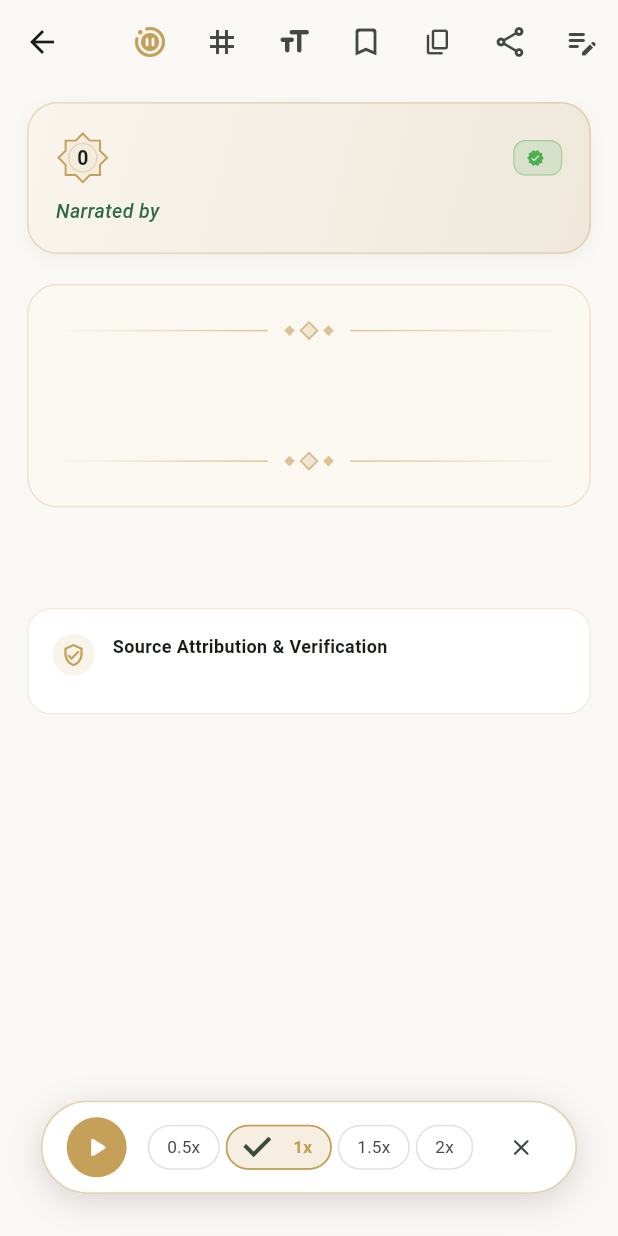
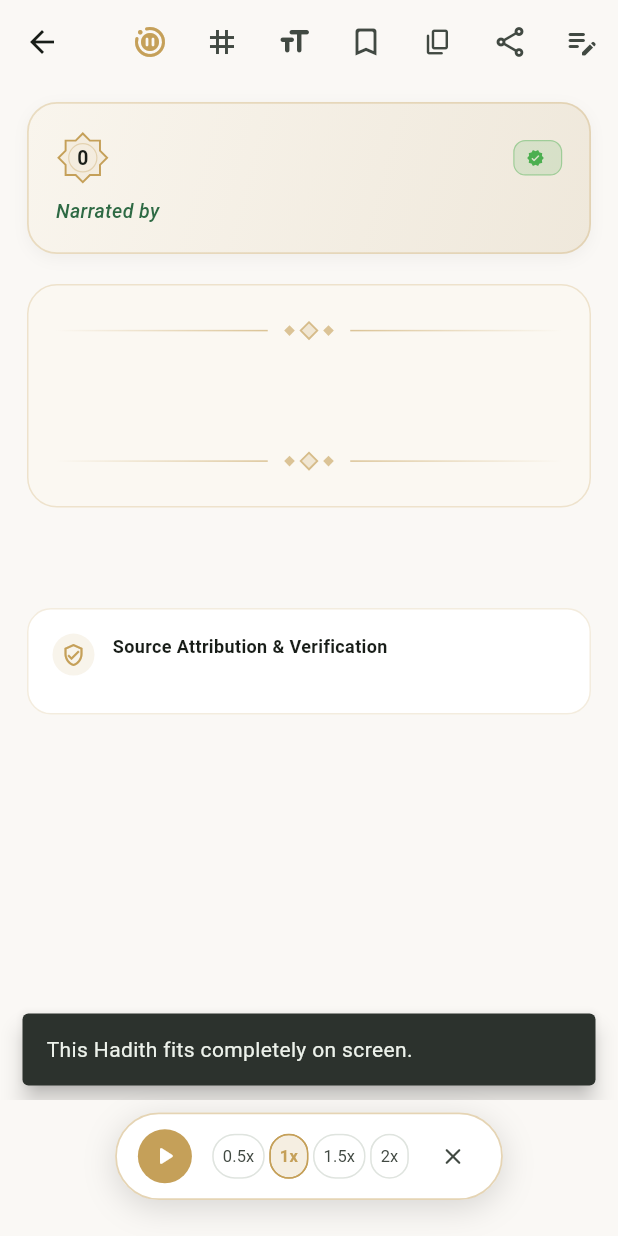
Before and after one commit to daud0x0/bayan, a Flutter app: the HadithReaderView screen opened directly with empty values, after a tap on the "slow motion video" icon, on a phone screen of 412 x 824 dp. Run offline on Flutter 3.47's test engine with Material 3 defaults, Android fonts, the phone set to English and light mode, and no system bars; our stand-ins replace share_plus, shared_preferences, sqflite, sqflite_common_ffi; accounts and stored records are empty; statements that could not run were skipped.

Commit message:
fix(reader): eliminate AutoScrollBar overflow and handle single-page content gracefully

```diff
--- a/lib/core/widgets/auto_scroll_bar.dart
+++ b/lib/core/widgets/auto_scroll_bar.dart
@@ -2,6 +2,7 @@ import 'package:flutter/material.dart';
 
 /// Ambient auto-scroll floating control bar for hands-free recitation and reading.
 /// Provides play/pause, selectable recitation speeds (0.5x, 1.0x, 1.5x, 2.0x), and dismissal.
+/// Guaranteed to fit without RenderFlex overflow on compact mobile screens.
 class AutoScrollBar extends StatelessWidget {
   const AutoScrollBar({
     super.key,
@@ -27,8 +28,8 @@ class AutoScrollBar extends StatelessWidget {
 
     return SafeArea(
       child: Container(
-        margin: const EdgeInsets.symmetric(horizontal: 20, vertical: 12),
-        padding: const EdgeInsets.symmetric(horizontal: 12, vertical: 6),
+        margin: const EdgeInsets.symmetric(horizontal: 12, vertical: 8),
+        padding: const EdgeInsets.symmetric(horizontal: 8, vertical: 4),
         decoration: BoxDecoration(
           color: theme.colorScheme.surface,
           borderRadius: BorderRadius.circular(32),
@@ -44,17 +45,20 @@ class AutoScrollBar extends StatelessWidget {
             ),
           ],
         ),
+        child: FittedBox(
+          fit: BoxFit.scaleDown,
           child: Row(
             mainAxisSize: MainAxisSize.min,
             mainAxisAlignment: MainAxisAlignment.center,
             children: [
               // Play / Pause button
               IconButton.filled(
-              iconSize: 22,
+                iconSize: 20,
+                constraints: const BoxConstraints(minWidth: 36, minHeight: 36),
                 style: IconButton.styleFrom(
                   backgroundColor: goldColor,
                   foregroundColor: Colors.white,
-                padding: const EdgeInsets.all(8),
+                  padding: const EdgeInsets.all(6),
                 ),
                 icon: Icon(
                   isPlaying ? Icons.pause_rounded : Icons.play_arrow_rounded,
@@ -62,17 +66,17 @@ class AutoScrollBar extends StatelessWidget {
                 tooltip: isPlaying ? 'Pause Auto-Scroll' : 'Resume Auto-Scroll',
                 onPressed: onPlayPauseToggle,
               ),
-            const SizedBox(width: 8),
+              const SizedBox(width: 6),
 
               // Speed selector chips
               for (final s in availableSpeeds) ...[
                 Padding(
-                padding: const EdgeInsets.symmetric(horizontal: 2),
+                  padding: const EdgeInsets.symmetric(horizontal: 1.5),
                   child: ChoiceChip(
                     label: Text(
                       '${s.toStringAsFixed(s.truncateToDouble() == s ? 0 : 1)}x',
                       style: TextStyle(
-                      fontSize: 11.5,
+                        fontSize: 11,
                         fontWeight:
                             (speed == s) ? FontWeight.bold : FontWeight.normal,
                         color: (speed == s)
@@ -81,12 +85,14 @@ class AutoScrollBar extends StatelessWidget {
                       ),
                     ),
                     selected: (speed == s),
+                    showCheckmark: false,
                     onSelected: (selected) {
                       if (selected) onSpeedSelected(s);
                     },
                     visualDensity: VisualDensity.compact,
                     materialTapTargetSize: MaterialTapTargetSize.shrinkWrap,
-                  padding: const EdgeInsets.symmetric(horizontal: 4),
+                    padding: const EdgeInsets.symmetric(horizontal: 4, vertical: 0),
+                    labelPadding: const EdgeInsets.symmetric(horizontal: 2, vertical: 0),
                     selectedColor: goldColor.withValues(alpha: 0.18),
                     side: BorderSide(
                       color: (speed == s)
@@ -98,10 +104,12 @@ class AutoScrollBar extends StatelessWidget {
                 ),
               ],
 
-            const SizedBox(width: 6),
+              const SizedBox(width: 4),
               // Close / Dismiss button
               IconButton(
                 iconSize: 18,
+                constraints: const BoxConstraints(minWidth: 34, minHeight: 34),
+                padding: const EdgeInsets.all(4),
                 icon: const Icon(Icons.close_rounded),
                 tooltip: 'Stop & Exit Auto-Scroll',
                 onPressed: onClose,
@@ -109,6 +117,7 @@ class AutoScrollBar extends StatelessWidget {
             ],
           ),
         ),
+      ),
     );
   }
 }
--- a/lib/features/hadith/views/hadith_reader_view.dart
+++ b/lib/features/hadith/views/hadith_reader_view.dart
@@ -74,17 +74,38 @@ class _HadithReaderViewState extends State<HadithReaderView> {
 
   void _startAutoScrollTimer() {
     _autoScrollTimer?.cancel();
+    if (!_scrollController.hasClients) return;
+    final max = _scrollController.position.maxScrollExtent;
+    if (max <= 10.0) {
+      if (mounted) {
+        ScaffoldMessenger.of(context).showSnackBar(
+          const SnackBar(
+            content: Text('This Hadith fits completely on screen.'),
+            duration: Duration(seconds: 2),
+            behavior: SnackBarBehavior.floating,
+          ),
+        );
+      }
+      setState(() => _isAutoScrollPlaying = false);
+      return;
+    }
+
+    final current = _scrollController.offset;
+    if (current >= max - 5.0) {
+      _scrollController.jumpTo(0.0);
+    }
+
     _autoScrollTimer = Timer.periodic(const Duration(milliseconds: 32), (_) {
       if (!mounted || !_isAutoScrollPlaying || !_scrollController.hasClients) return;
-      final max = _scrollController.position.maxScrollExtent;
-      final current = _scrollController.offset;
-      if (current >= max) {
+      final maxExtent = _scrollController.position.maxScrollExtent;
+      final currentOffset = _scrollController.offset;
+      if (currentOffset >= maxExtent) {
         setState(() => _isAutoScrollPlaying = false);
         _autoScrollTimer?.cancel();
         return;
       }
-      final step = _autoScrollSpeed * 1.2;
-      final next = (current + step).clamp(0.0, max);
+      final step = _autoScrollSpeed * 1.5;
+      final next = (currentOffset + step).clamp(0.0, maxExtent);
       _scrollController.jumpTo(next);
     });
   }
```
Also changed, not shown: lib/features/quran/views/quran_reader_view.dart (+26 -5 lines). Lines whose indentation alone changed are shown as unchanged.
